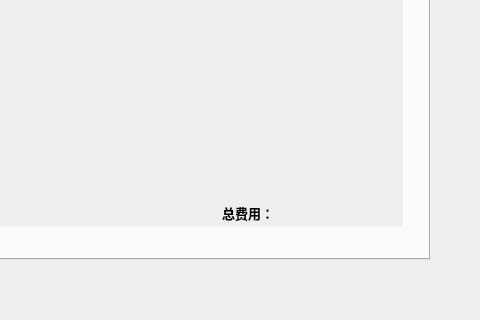
Before: the Qt Designer form src/server/form.ui in Connor1996/Distributed-Air-Conditioning-System, drawn with Qt 5; both pictures show x 420 to 900 and y 280 to 600 of the 900 by 600 pixel window.
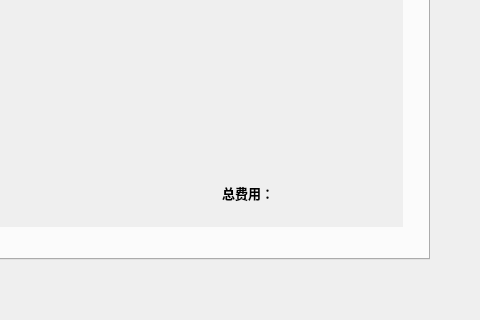
After: the same form once the commit is applied. The open tabs and pages were chosen to show the change.

```diff
--- a/src/server/form.ui
+++ b/src/server/form.ui
@@ -200,8 +200,8 @@
        <rect>
         <x>0</x>
         <y>0</y>
-        <width>100</width>
-        <height>30</height>
+        <width>751</width>
+        <height>341</height>
        </rect>
       </property>
       <attribute name="label">
@@ -211,7 +211,7 @@
        <property name="geometry">
         <rect>
          <x>570</x>
-         <y>300</y>
+         <y>280</y>
          <width>171</width>
          <height>41</height>
         </rect>
```
Left out of the diff: 26 changed lines with no effect on the pictures.
